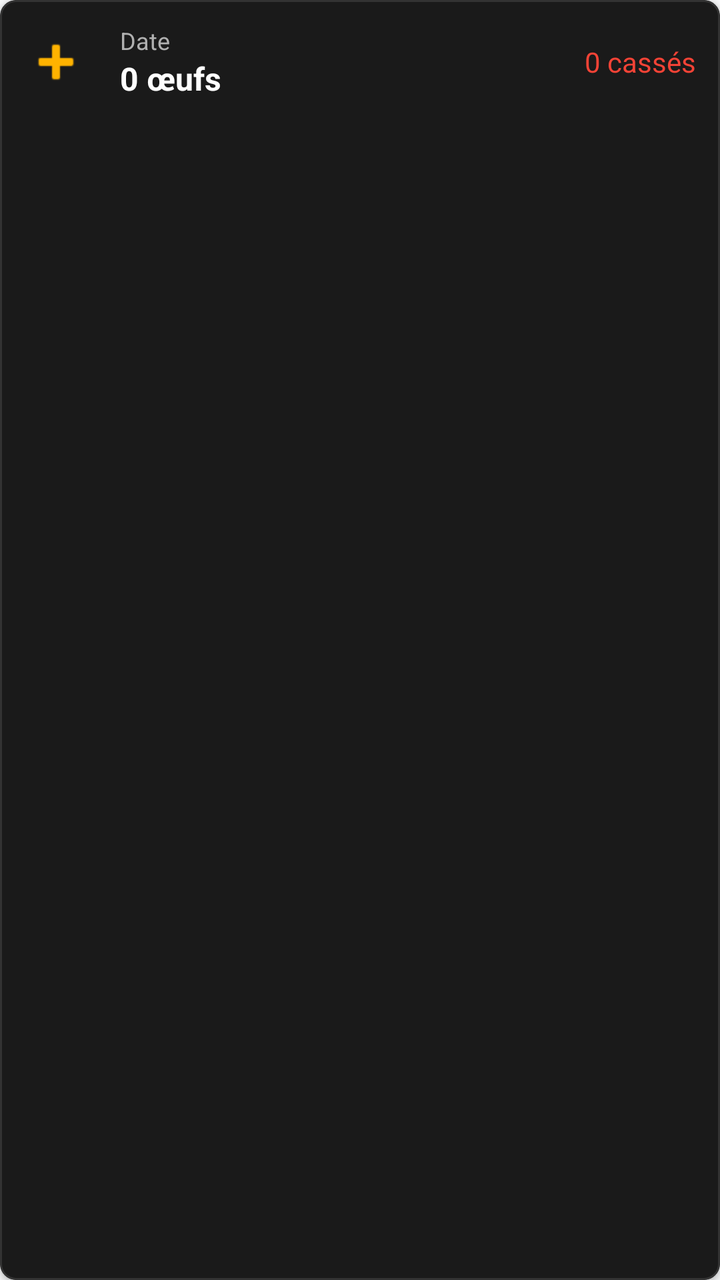
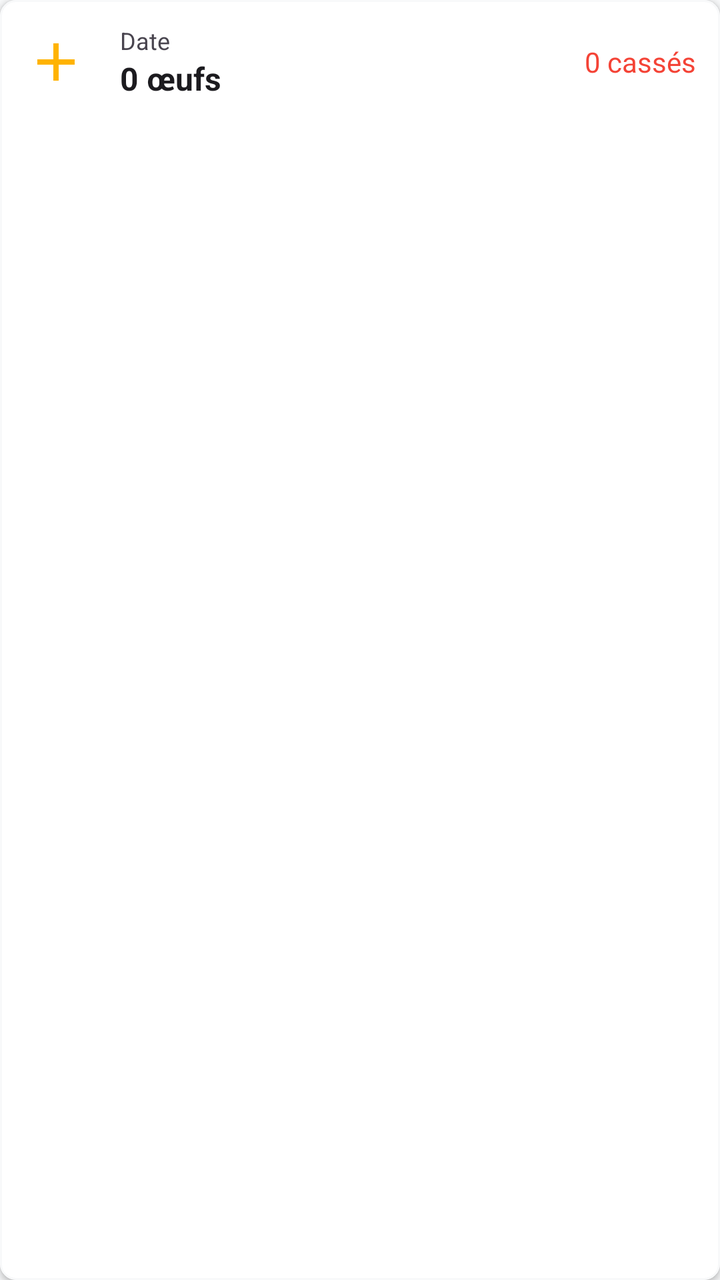

Before-and-after screenshots of an Android layout around one commit, followed by the original layout XML and the change that was made.
<!-- AndroidManifest.xml: application theme Theme.Poulailler_copilot -->
<!-- res/layout/item_collection.xml -->
<?xml version="1.0" encoding="utf-8"?>
<com.google.android.material.card.MaterialCardView xmlns:android="http://schemas.android.com/apk/res/android"
    xmlns:app="http://schemas.android.com/apk/res-auto"
    android:layout_width="match_parent"
    android:layout_height="wrap_content"
    android:layout_marginBottom="8dp"
    app:cardBackgroundColor="#1A1A1A"
    app:cardCornerRadius="8dp"
    app:strokeColor="#333333"
    app:strokeWidth="1dp">

    <LinearLayout
        android:layout_width="match_parent"
        android:layout_height="wrap_content"
        android:orientation="horizontal"
        android:padding="12dp"
        android:gravity="center_vertical">

        <ImageView
            android:layout_width="32dp"
            android:layout_height="32dp"
            android:src="@android:drawable/ic_input_add"
            app:tint="#FFB300"
            android:contentDescription="Icône collecte" />

        <LinearLayout
            android:layout_width="0dp"
            android:layout_height="wrap_content"
            android:layout_weight="1"
            android:orientation="vertical"
            android:layout_marginStart="16dp">

            <TextView
                android:id="@+id/tvDate"
                android:layout_width="wrap_content"
                android:layout_height="wrap_content"
                android:textColor="#B0B0B0"
                android:textSize="12sp"
                android:text="Date"/>

            <TextView
                android:id="@+id/tvEggs"
                android:layout_width="wrap_content"
                android:layout_height="wrap_content"
                android:textColor="@color/white"
                android:textSize="16sp"
                android:textStyle="bold"
                android:text="0 œufs"/>
        </LinearLayout>

        <TextView
            android:id="@+id/tvBroken"
            android:layout_width="wrap_content"
            android:layout_height="wrap_content"
            android:textColor="#F44336"
            android:textSize="14sp"
            android:text="0 cassés"/>

    </LinearLayout>
</com.google.android.material.card.MaterialCardView>
<!-- resources referenced by this layout -->
<resources>
  <color name="white">#FFFFFFFF</color>
  <style name="Theme.Poulailler_copilot" parent="Theme.MaterialComponents.DayNight.NoActionBar">
          
          <item name="colorPrimary">@color/primary</item>
          <item name="colorPrimaryVariant">@color/primary_variant</item>
          <item name="colorOnPrimary">@color/white</item>
  
          
          <item name="colorSecondary">@color/secondary</item>
          <item name="colorSecondaryVariant">@color/secondary_variant</item>
          <item name="colorOnSecondary">@color/white</item>
  
          
          <item name="android:windowBackground">@color/background</item>
          <item name="colorSurface">@color/surface</item>
          <item name="colorOnSurface">@color/text_primary</item>
          <item name="colorOnSurfaceVariant">@color/text_secondary</item>
  
          
          <item name="android:textColorPrimary">@color/text_primary</item>
          <item name="android:textColorSecondary">@color/text_secondary</item>
  
          
          <item name="android:statusBarColor">?attr/colorPrimaryVariant</item>
  
          
          <item name="materialCardViewStyle">@style/Widget.App.CardView</item>
          <item name="shapeAppearanceLargeComponent">@style/ShapeAppearance.App.LargeComponent</item>
  
          
          <item name="materialAlertDialogTheme">@style/ThemeOverlay.App.MaterialAlertDialog</item>
          <item name="alertDialogTheme">@style/ThemeOverlay.App.MaterialAlertDialog</item>
      </style>
  <color name="primary">#006D3A</color>
  <color name="primary_variant">#004D22</color>
  <color name="secondary">#43A047</color>
  <color name="secondary_variant">#2E7D32</color>
  <color name="background">@color/off_white</color>
  <color name="surface">#FFFFFF</color>
  <color name="text_primary">#1C1B1F</color>
  <color name="text_secondary">#49454F</color>
  <style name="Widget.App.CardView" parent="Widget.MaterialComponents.CardView">
          <item name="cardElevation">2dp</item>
          <item name="cardCornerRadius">16dp</item>
          <item name="cardBackgroundColor">@color/surface</item>
          <item name="strokeWidth">0dp</item>
      </style>
  <style name="ShapeAppearance.App.LargeComponent" parent="ShapeAppearance.MaterialComponents.LargeComponent">
          <item name="cornerFamily">rounded</item>
          <item name="cornerSize">16dp</item>
      </style>
  <style name="ThemeOverlay.App.MaterialAlertDialog" parent="ThemeOverlay.MaterialComponents.MaterialAlertDialog">
          <item name="colorSurface">@color/surface</item>
          <item name="colorOnSurface">@color/text_primary</item>
          <item name="android:textColorPrimary">@color/text_primary</item>
      </style>
  <color name="off_white">#F8F9FA</color>
</resources>

<!-- the commit's change to res/layout/item_collection.xml (unified diff, before → after) -->
@@ -4,9 +4,9 @@
     android:layout_width="match_parent"
     android:layout_height="wrap_content"
     android:layout_marginBottom="8dp"
-    app:cardBackgroundColor="#1A1A1A"
+    app:cardBackgroundColor="@color/surface"
     app:cardCornerRadius="8dp"
-    app:strokeColor="#333333"
+    app:strokeColor="@color/off_white"
     app:strokeWidth="1dp">
 
     <LinearLayout
@@ -19,7 +19,7 @@
         <ImageView
             android:layout_width="32dp"
             android:layout_height="32dp"
-            android:src="@android:drawable/ic_input_add"
+            android:src="@drawable/ic_add"
             app:tint="#FFB300"
             android:contentDescription="Icône collecte" />
 
@@ -34,7 +34,7 @@
                 android:id="@+id/tvDate"
                 android:layout_width="wrap_content"
                 android:layout_height="wrap_content"
-                android:textColor="#B0B0B0"
+                android:textColor="@color/text_secondary"
                 android:textSize="12sp"
                 android:text="Date"/>
 
@@ -42,7 +42,7 @@
                 android:id="@+id/tvEggs"
                 android:layout_width="wrap_content"
                 android:layout_height="wrap_content"
-                android:textColor="@color/white"
+                android:textColor="@color/text_primary"
                 android:textSize="16sp"
                 android:textStyle="bold"
                 android:text="0 œufs"/>
<!-- resource entries referenced after the edit -->
@@ -41,6 +41,16 @@
   <color name="surface">#FFFFFF</color>
   <color name="text_primary">#1C1B1F</color>
   <color name="text_secondary">#49454F</color>
+  <!-- drawable ic_add (drawable) -->
+  <vector xmlns:android="http://schemas.android.com/apk/res/android"
+      android:width="24dp"
+      android:height="24dp"
+      android:viewportWidth="24"
+      android:viewportHeight="24">
+      <path
+          android:fillColor="#000000"
+          android:pathData="M19,13h-6v6h-2v-6H5v-2h6V5h2v6h6z"/>
+  </vector>
   <style name="Widget.App.CardView" parent="Widget.MaterialComponents.CardView">
           <item name="cardElevation">2dp</item>
           <item name="cardCornerRadius">16dp</item>
